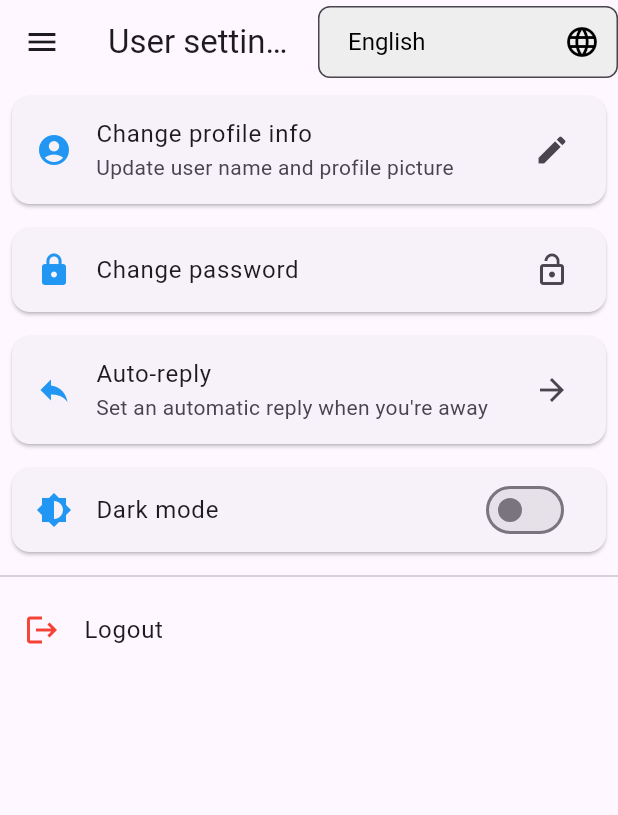
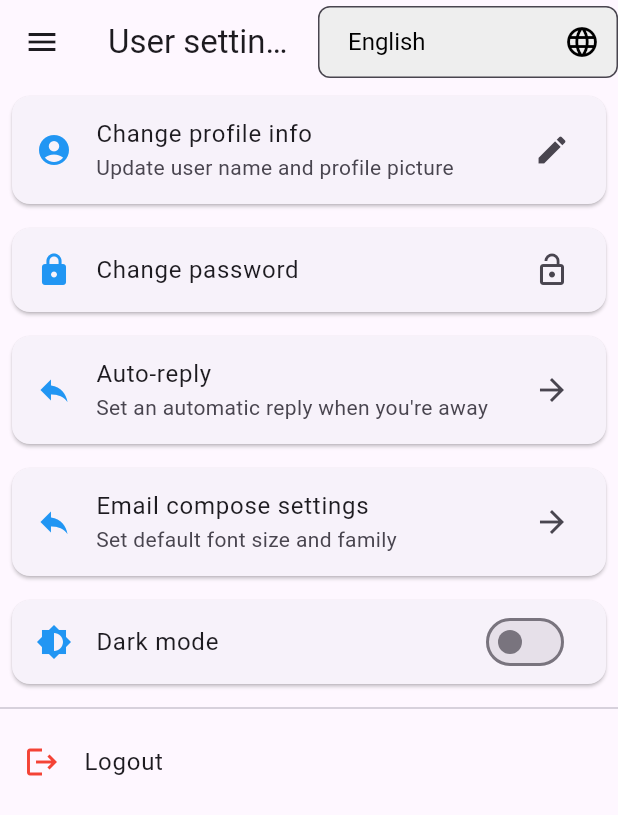
Before and after one commit to baoonhii/SIMULATED-EMAIL-SERVICE-APPLICATION, a Flutter app: the UserSettingsScreen screen opened directly, on a phone screen of 412 x 824 dp. Shown: the top 815 px of the screen. Run offline on Flutter 3.47's test engine with Material 3 defaults, Android fonts, the light colour scheme and no system bars; our stand-ins replace cached_network_image, file_picker, shared_preferences; accounts and stored records are empty; generated files the repository leaves out were written again; network calls fail.

Commit message:
compose setting front-back

```diff
--- a/lib/constants.dart
+++ b/lib/constants.dart
@@ -8,7 +8,8 @@ enum SettingsRoutes {
   ROOT("settings/"),
   USER("settings/userSettings"),
   AUTOREP("settings/autoReply"),
-  EDITPROFILE("settings/editProfile");
+  EDITPROFILE("settings/editProfile"),
+  COMPOSEPREF("settings/composePrefs");
 
   const SettingsRoutes(this.value);
   final String value;
--- a/lib/l10n/intl_en.arb
+++ b/lib/l10n/intl_en.arb
@@ -54,6 +54,7 @@
     "errorFetchSettings": "Failed to fetch auto-reply settings",
     "errorSavingSettings": "Failed to save auto-reply settings",
     "emailPrefSetting": "Email compose settings",
+    "emailPrefDesc": "Set default font size and family",
     "fontSize": "Font size",
     "fontFamily": "Font family",
     "smallFont": "Small",
--- a/lib/l10n/intl_vi.arb
+++ b/lib/l10n/intl_vi.arb
@@ -54,6 +54,7 @@
     "errorFetchSettings": "Failed to fetch auto-reply settings",
     "errorSavingSettings": "Failed to save auto-reply settings",
     "emailPrefSetting": "Cài đặt soạn thư",
+    "emailPrefDesc": "Chọn cỡ và kiểu font mặc định",
     "fontSize": "Cỡ font",
     "fontFamily": "Kiểu Font",
     "smallFont": "Nhỏ",
--- a/lib/manager.dart
+++ b/lib/manager.dart
@@ -6,6 +6,7 @@ import 'constants.dart';
 import 'views/auto_reply_settings_screen.dart';
 import 'views/edit_profile_screen.dart';
 import 'views/gmail_email_detail_screen.dart';
+import 'views/gmail_email_pref_screen.dart';
 import 'views/gmail_inbox_screen.dart';
 import 'views/gmail_register_screen.dart';
 import 'views/notifications_screen.dart';
@@ -79,7 +80,8 @@ class SettingManager extends RouterManager {
     final Map<String, WidgetBuilder> routeMap = {
       SettingsRoutes.USER.value: (context) => const UserSettingsScreen(),
       SettingsRoutes.AUTOREP.value: (context) => const AutoReplySettingsScreen(),
-      SettingsRoutes.EDITPROFILE.value: (context) => EditProfileScreen(),
+      SettingsRoutes.EDITPROFILE.value: (context) => const EditProfileScreen(),
+      SettingsRoutes.COMPOSEPREF.value: (context) => const EmailPrefScreen(),
     };
 
     WidgetBuilder builder = routeMap[path] ?? (context) => const Screen404();
--- a/lib/other_widgets/general.dart
+++ b/lib/other_widgets/general.dart
@@ -20,6 +20,7 @@ TextField getTextField(
 }
 
 void showSnackBar(BuildContext context, String message) {
+  ScaffoldMessenger.of(context).clearSnackBars();
   ScaffoldMessenger.of(context).showSnackBar(
     SnackBar(content: Text(message)),
   );
--- a/lib/views/gmail_email_pref_screen.dart
+++ b/lib/views/gmail_email_pref_screen.dart
@@ -89,15 +89,11 @@ class _EmailPrefScreenState extends State<EmailPrefScreen> {
       AppLocalizations.of(context)!.largeFont: 16,
     };
 
-    var fontSizeValueMap = fontSizeDisplayMap.map((k, v) => MapEntry(v, k));
-
     const Map<String, String> fontFamilySelectMap = {
       "Sans-serif": "sans-serif",
       "Serif": "serif",
       "Monospace": "monospace"
     };
-
-    var fontFamilyValueMap = fontFamilySelectMap.map((k, v) => MapEntry(v, k));
 
     return GmailBaseScreen(
       title: AppLocalizations.of(context)!.emailPrefSetting,
@@ -132,7 +128,7 @@ class _EmailPrefScreenState extends State<EmailPrefScreen> {
           Card(
             margin: const EdgeInsets.all(8),
             child: ListTile(
-              leading: const Icon(Icons.format_size, color: Colors.blue),
+              leading: const Icon(Icons.font_download_outlined, color: Colors.blue),
               title: Text(AppLocalizations.of(context)!.fontFamily),
               trailing: DropdownButton<String>(
                 value: _fontFamily,
--- a/lib/views/user_settings_screen.dart
+++ b/lib/views/user_settings_screen.dart
@@ -56,10 +56,12 @@ class _UserSettingsScreenState extends State<UserSettingsScreen> {
         body: body,
       );
 
-      final themeProvider = Provider.of<ThemeProvider>(context, listen: false);
-      themeProvider.setThemeMode(value);
-
       if (mounted) {
+        final themeProvider = Provider.of<ThemeProvider>(
+          context,
+          listen: false,
+        );
+        themeProvider.setThemeMode(value);
         showSnackBar(context, AppLocalizations.of(context)!.saveSettingChanges);
       }
     } catch (e) {
@@ -136,10 +138,22 @@ class _UserSettingsScreenState extends State<UserSettingsScreen> {
           ),
           Card(
             margin: const EdgeInsets.all(8),
+            child: ListTile(
+              leading: const Icon(Icons.reply, color: Colors.blue),
+              title: Text(AppLocalizations.of(context)!.emailPrefSetting),
+              subtitle: Text(AppLocalizations.of(context)!.emailPrefDesc),
+              trailing: const Icon(Icons.arrow_forward),
+              onTap: () {
+                Navigator.pushNamed(context, SettingsRoutes.COMPOSEPREF.value);
+              },
+            ),
+          ),
+          Card(
+            margin: const EdgeInsets.all(8),
             child: SwitchListTile(
               title: Text(AppLocalizations.of(context)!.darkModeToggle),
               secondary: const Icon(Icons.brightness_6, color: Colors.blue),
-              value: themeProvider.isDarkMode ?? false,
+              value: themeProvider.isDarkMode,
               onChanged: (value) {
                 print(value);
                 _toggleDarkMode(value);
```
